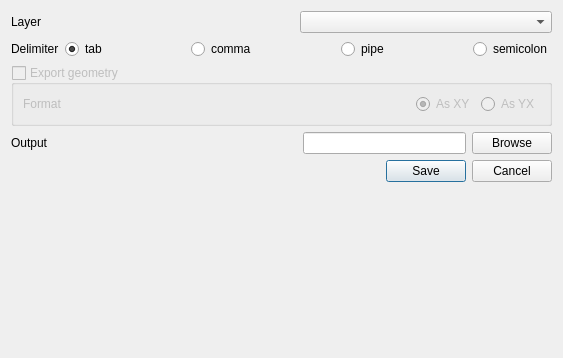
This is ui/export/export_csv.ui in Gustry/GeoHealth as Qt 5 draws it before an edit. The edited form follows.
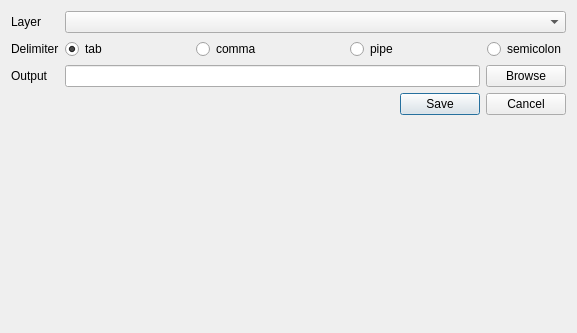
This is the edited form. Custom widgets are drawn as their Qt base class.

Commit message: fix #21 export to CSV

```diff
--- a/ui/export/export_csv.ui
+++ b/ui/export/export_csv.ui
@@ -6,8 +6,8 @@
    <rect>
     <x>0</x>
     <y>0</y>
-    <width>563</width>
-    <height>358</height>
+    <width>577</width>
+    <height>333</height>
    </rect>
   </property>
   <property name="windowTitle">
@@ -15,28 +15,15 @@
   </property>
   <layout class="QVBoxLayout" name="verticalLayout">
    <item>
-    <layout class="QHBoxLayout" name="horizontalLayout">
-     <item>
+    <layout class="QFormLayout" name="formLayout">
+     <item row="0" column="0">
       <widget class="QLabel" name="label_3">
        <property name="text">
         <string>Layer</string>
        </property>
       </widget>
      </item>
-     <item>
-      <spacer name="horizontalSpacer_5">
-       <property name="orientation">
-        <enum>Qt::Horizontal</enum>
-       </property>
-       <property name="sizeHint" stdset="0">
-        <size>
-         <width>40</width>
-         <height>20</height>
-        </size>
-       </property>
-      </spacer>
-     </item>
-     <item>
+     <item row="0" column="1">
       <widget class="QComboBox" name="cbx_layer">
        <property name="sizePolicy">
         <sizepolicy hsizetype="MinimumExpanding" vsizetype="Fixed">
@@ -46,19 +33,15 @@
        </property>
       </widget>
      </item>
-    </layout>
-   </item>
-   <item>
-    <layout class="QHBoxLayout" name="horizontalLayout_5">
-     <item>
+     <item row="1" column="0">
+      <widget class="QLabel" name="label">
+       <property name="text">
+        <string>Delimiter</string>
+       </property>
+      </widget>
+     </item>
+     <item row="1" column="1">
       <layout class="QHBoxLayout" name="horizontalLayout_2">
-       <item>
-        <widget class="QLabel" name="label">
-         <property name="text">
-          <string>Delimiter</string>
-         </property>
-        </widget>
-       </item>
        <item>
         <widget class="QRadioButton" name="tab_delimiter">
          <property name="text">
@@ -131,100 +114,14 @@
        </item>
       </layout>
      </item>
-    </layout>
-   </item>
-   <item>
-    <widget class="QgsCollapsibleGroupBox" name="export_geometry">
-     <property name="enabled">
-      <bool>false</bool>
-     </property>
-     <property name="title">
-      <string>Export geometry</string>
-     </property>
-     <property name="checkable">
-      <bool>true</bool>
-     </property>
-     <property name="checked">
-      <bool>false</bool>
-     </property>
-     <property name="collapsed">
-      <bool>true</bool>
-     </property>
-     <property name="saveCollapsedState">
-      <bool>false</bool>
-     </property>
-     <layout class="QVBoxLayout" name="verticalLayout_2">
-      <item>
-       <layout class="QHBoxLayout" name="horizontalLayout_7">
-        <item>
-         <layout class="QHBoxLayout" name="horizontalLayout_4">
-          <item>
-           <widget class="QLabel" name="label_4">
-            <property name="text">
-             <string>Format</string>
-            </property>
-           </widget>
-          </item>
-          <item>
-           <spacer name="horizontalSpacer_4">
-            <property name="orientation">
-             <enum>Qt::Horizontal</enum>
-            </property>
-            <property name="sizeHint" stdset="0">
-             <size>
-              <width>40</width>
-              <height>20</height>
-             </size>
-            </property>
-           </spacer>
-          </item>
-          <item>
-           <widget class="QRadioButton" name="as_xy">
-            <property name="text">
-             <string>As XY</string>
-            </property>
-            <property name="checked">
-             <bool>true</bool>
-            </property>
-           </widget>
-          </item>
-          <item>
-           <widget class="QRadioButton" name="as_yx">
-            <property name="text">
-             <string>As YX</string>
-            </property>
-           </widget>
-          </item>
-         </layout>
-        </item>
-       </layout>
-      </item>
-     </layout>
-    </widget>
-   </item>
-   <item>
-    <layout class="QHBoxLayout" name="horizontalLayout_6">
-     <item>
+     <item row="2" column="0">
       <widget class="QLabel" name="label_2">
        <property name="text">
         <string>Output</string>
        </property>
       </widget>
      </item>
-     <item>
-      <spacer name="horizontalSpacer_6">
-       <property name="orientation">
-        <enum>Qt::Horizontal</enum>
-       </property>
-       <property name="sizeHint" stdset="0">
-        <size>
-         <width>40</width>
-         <height>20</height>
-        </size>
-       </property>
-      </spacer>
-     </item>
-     <item>
+     <item row="2" column="1">
       <layout class="QHBoxLayout" name="horizontalLayout_3">
        <item>
         <widget class="QLineEdit" name="le_output">
@@ -268,21 +165,13 @@
      <property name="sizeHint" stdset="0">
       <size>
        <width>20</width>
-       <height>40</height>
+       <height>189</height>
       </size>
      </property>
     </spacer>
    </item>
   </layout>
  </widget>
- <customwidgets>
-  <customwidget>
-   <class>QgsCollapsibleGroupBox</class>
-   <extends>QGroupBox</extends>
-   <header>qgscollapsiblegroupbox.h</header>
-   <container>1</container>
-  </customwidget>
- </customwidgets>
  <resources/>
  <connections/>
 </ui>
```
The commit also changes 2 other files.
